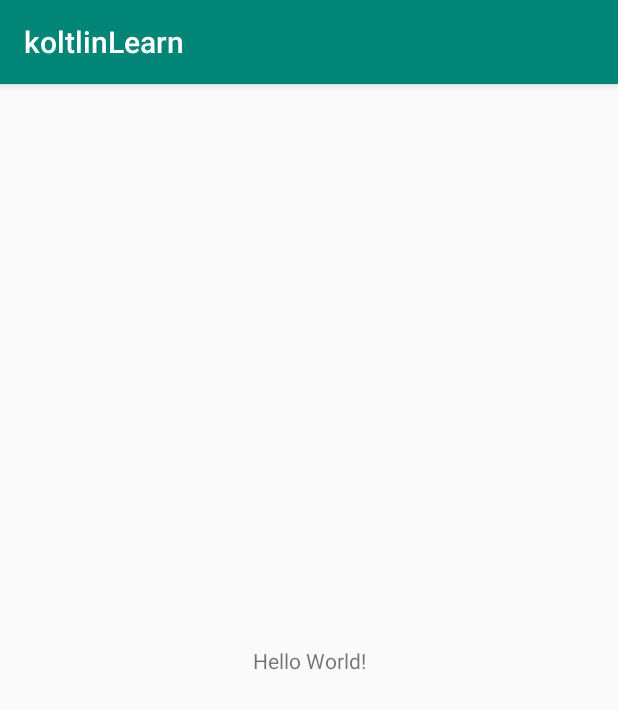
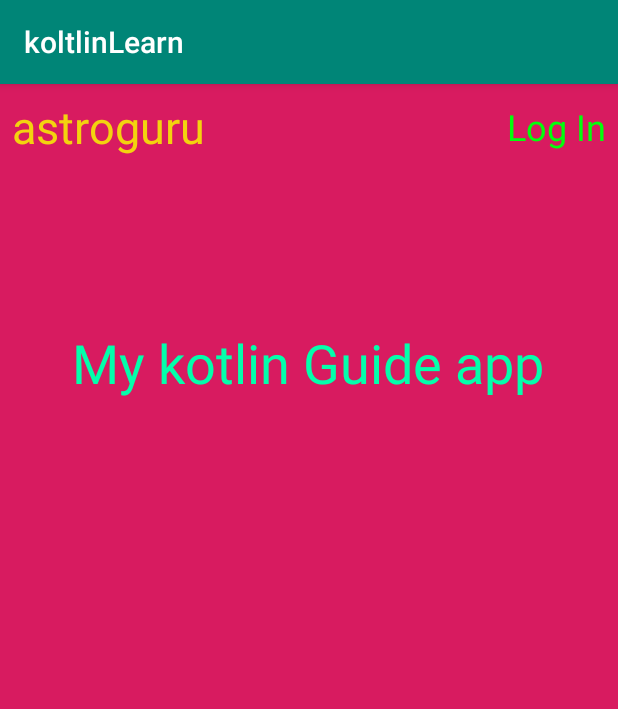
Before and after one commit to cocadev/kotlin-learn-app, an Android app: the screen it shows after launch (MainActivity), on a phone screen of 412 x 824 dp. Shown: the top 709 px of the screen. Run offline under Robolectric (Android 15) with nearby library versions, the phone set to English and light mode, and no system bars.

Commit message:
add main screen

```diff
--- a/app/src/main/res/layout/activity_main.xml
+++ b/app/src/main/res/layout/activity_main.xml
@@ -5,15 +5,31 @@
         xmlns:app="http://schemas.android.com/apk/res-auto"
         android:layout_width="match_parent"
         android:layout_height="match_parent"
+        android:background="@color/colorAccent"
         tools:context=".MainActivity">
 
     <TextView
             android:layout_width="wrap_content"
             android:layout_height="wrap_content"
-            android:text="Hello World!"
+            android:text="My kotlin Guide app"
             app:layout_constraintBottom_toBottomOf="parent"
             app:layout_constraintLeft_toLeftOf="parent"
             app:layout_constraintRight_toRightOf="parent"
-            app:layout_constraintTop_toTopOf="parent"/>
+            app:layout_constraintTop_toTopOf="parent" android:textSize="36sp" android:textColor="#03FFAB"
+            app:layout_constraintHorizontal_bias="0.494" app:layout_constraintVertical_bias="0.224"/>
+    <TextView
+            android:layout_width="wrap_content"
+            android:layout_height="wrap_content"
+            android:text="astroguru"
+            app:layout_constraintStart_toStartOf="parent"
+            app:layout_constraintTop_toTopOf="parent" android:textSize="30sp" android:textColor="#F3D30F"
+            android:layout_marginTop="8dp" android:layout_marginLeft="8dp" android:layout_marginStart="8dp"/>
+    <TextView
+            android:layout_width="wrap_content"
+            android:layout_height="wrap_content"
+            android:text="Log In"
+            app:layout_constraintEnd_toEndOf="parent"
+            app:layout_constraintTop_toTopOf="parent" android:textSize="24sp" android:textColor="#02FF0C"
+            android:layout_marginRight="8dp" android:layout_marginEnd="8dp" android:layout_marginTop="12dp"/>
 
 </android.support.constraint.ConstraintLayout>
```
